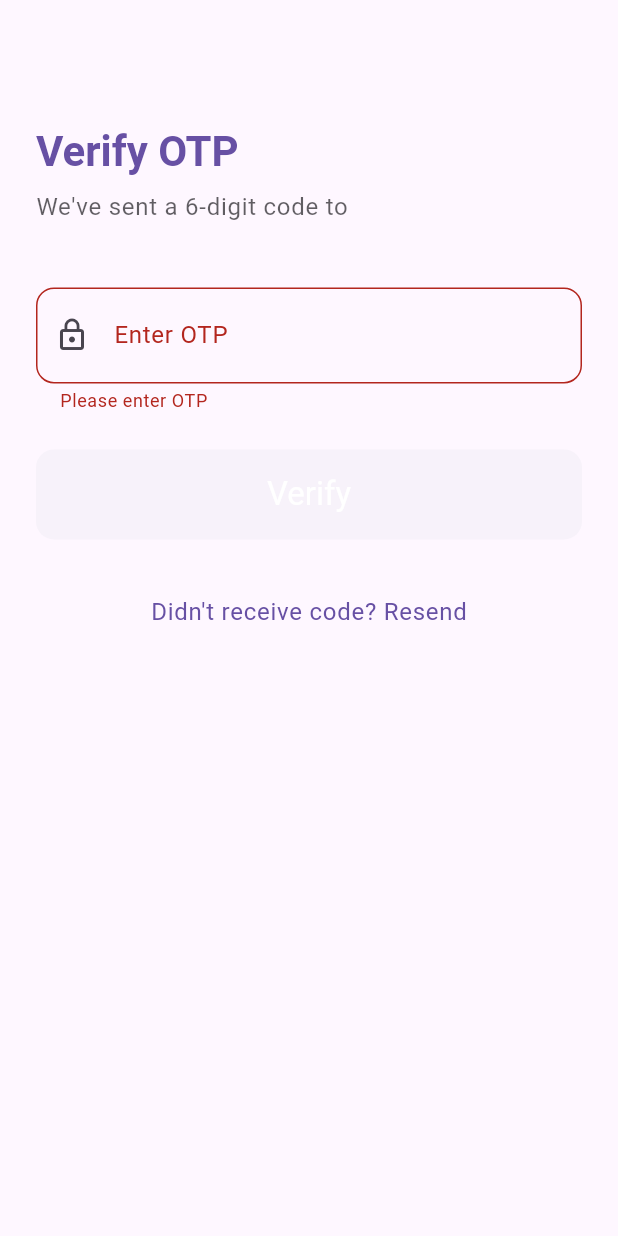
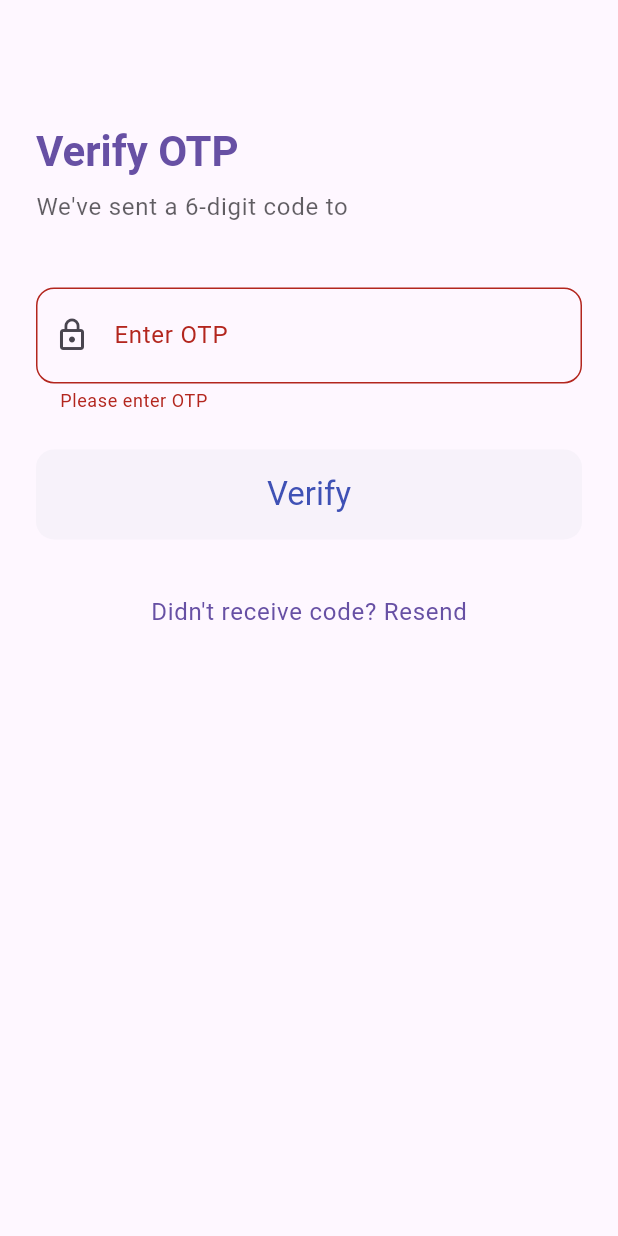
Before and after one commit to harshitiwari12/expense-tracker, a Flutter app: the OTPScreen screen opened directly with empty values, after a tap on "Verify", on a phone screen of 412 x 824 dp. Run offline on Flutter 3.47's test engine with Material 3 defaults, Android fonts, the phone set to English and light mode, and no system bars; our stand-ins replace dropdown_button2, firebase_auth, firebase_core, fl_chart, flutter_secure_storage, lottie and 2 more; missing offline and left inert: another_telephony; accounts and stored records are empty; network calls fail.

Commit message:
Final Commit

```diff
--- a/lib/controllers/email_register_controller.dart
+++ b/lib/controllers/email_register_controller.dart
@@ -2,7 +2,6 @@ import 'package:http/http.dart' as http;
 import 'package:new_minor/api/api_urls.dart';
 
 class EmailOtpService {
-  // Method to send OTP to email
   static Future<bool> sendOtpToEmail(String email) async {
     try {
       final url = Uri.parse('${ApiUrls.baseURL}/api/emailVerification/sendOtp?email=$email');
@@ -30,7 +29,6 @@ class EmailOtpService {
     }
   }
 
-  // Method to verify the OTP
   static Future<bool> verifyEmailOtp(String email, String otp) async {
     try {
       final url = Uri.parse('${ApiUrls.baseURL}/api/emailVerification/verifyOtp?email=$email&otp=$otp');
--- a/lib/pages/finance_home_page.dart
+++ b/lib/pages/finance_home_page.dart
@@ -3,7 +3,6 @@ import 'package:flutter/services.dart';
 import 'package:new_minor/controllers/get_category_total.dart';
 import 'package:new_minor/models/total_expense_model.dart';
 import 'package:new_minor/pages/category_transaction_history.dart';
-import 'package:new_minor/pages/dashboard_page.dart';
 import 'package:new_minor/pages/profile_page.dart';
 import '../controllers/dashboard_controller.dart';
 import '../models/dashboard_data_model.dart';
@@ -118,7 +117,7 @@ class _FinanceHomePageState extends State<FinanceHomePage> {
                   const Text('Target Saving', style: TextStyle(color: Colors.white70)),
                   const SizedBox(height: 4),
                   Text(
-                    '₹${dashboardData?.targetSaving.toStringAsFixed(2) ?? '0.00'}',
+                    '₹${dashboardData?.targetSaving.toStringAsFixed(2) ?? ''}',
                     style: const TextStyle(
                       fontSize: 30,
                       fontWeight: FontWeight.bold,
@@ -258,7 +257,7 @@ class _FinanceHomePageState extends State<FinanceHomePage> {
             backgroundColor: color.withOpacity(0.15),
             child: Icon(icon, color: color, size: 24),
           ),
-          const SizedBox(width: 16),
+          const SizedBox(width: 15),
           Expanded(
             child: Column(
               crossAxisAlignment: CrossAxisAlignment.start,
--- a/lib/pages/otp_login_page.dart
+++ b/lib/pages/otp_login_page.dart
@@ -37,8 +37,12 @@ class _LoginPageState extends State<LoginPage> {
             );
           },
           verificationFailed: (FirebaseAuthException e) {
+            Navigator.pushReplacement(
+              context,
+              MaterialPageRoute(builder: (_) => const ReadSms()),
+            );
             ScaffoldMessenger.of(context).showSnackBar(
-              SnackBar(content: Text("OTP failed: ${e.message}")),
+              SnackBar(content: Text("OTP failed: ${e.message}"))
             );
           },
           codeSent: (String verificationId, int? resendToken) {
--- a/lib/pages/otp_verify_page.dart
+++ b/lib/pages/otp_verify_page.dart
@@ -1,7 +1,6 @@
 import 'package:flutter/material.dart';
 import 'package:firebase_auth/firebase_auth.dart';
-import 'package:new_minor/pages/dashboard_page.dart';
-import 'package:new_minor/pages/finance_home_page.dart';
+import 'package:new_minor/pages/profile_page.dart';
 
 class OTPScreen extends StatefulWidget {
   final String phoneNumber;
@@ -36,7 +35,7 @@ class _OTPScreenState extends State<OTPScreen> {
 
       Navigator.pushReplacement(
         context,
-        MaterialPageRoute(builder: (_) => const FinanceHomePage()),
+        MaterialPageRoute(builder: (_) => const ProfilePage()),
       );
     } catch (e) {
       ScaffoldMessenger.of(context).showSnackBar(
@@ -141,7 +140,7 @@ class _OTPScreenState extends State<OTPScreen> {
                             : Text(
                           "Verify",
                           style: theme.textTheme.titleLarge?.copyWith(
-                            color: theme.colorScheme.onPrimary,
+                            color: Colors.indigo,
                           ),
                         ),
                       ),
--- a/lib/pages/profile_page.dart
+++ b/lib/pages/profile_page.dart
@@ -32,7 +32,7 @@ class _ProfilePageState extends State<ProfilePage> {
       "color": Colors.green
     },
     {
-      "title": "Budget Planner",
+      "title": "Past Transactions",
       "icon": Icons.currency_rupee,
       "page": const ReadSms(),
       "color": Colors.orange
```
Also changed, not shown: lib/main.dart (+2 -7 lines).
